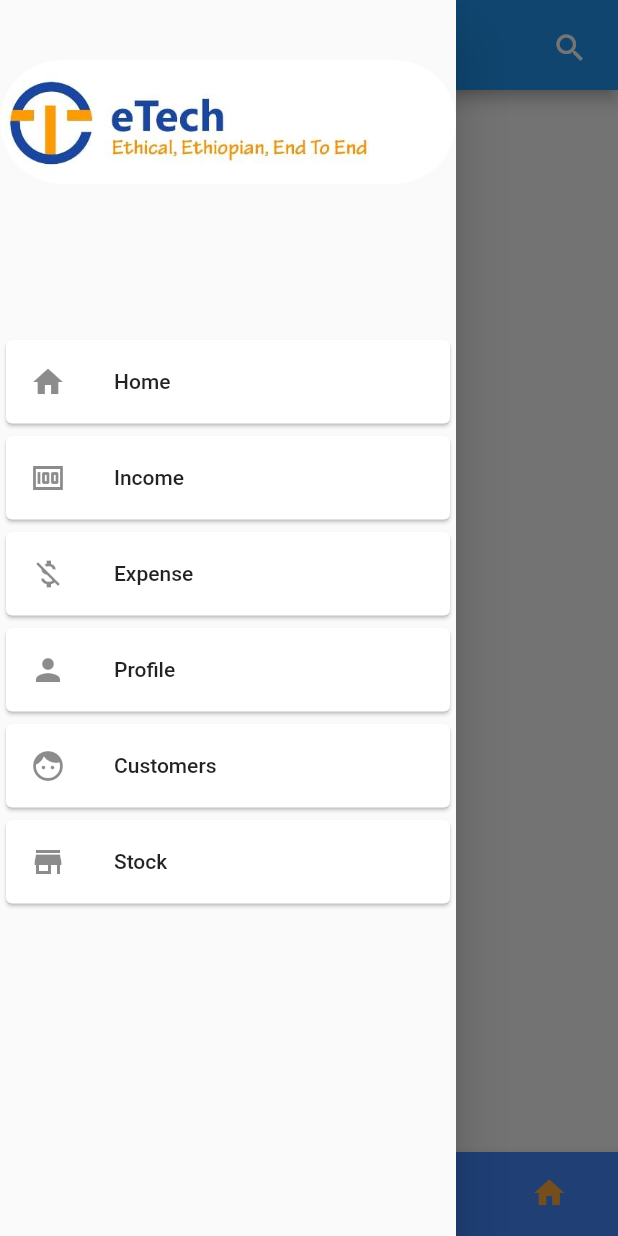
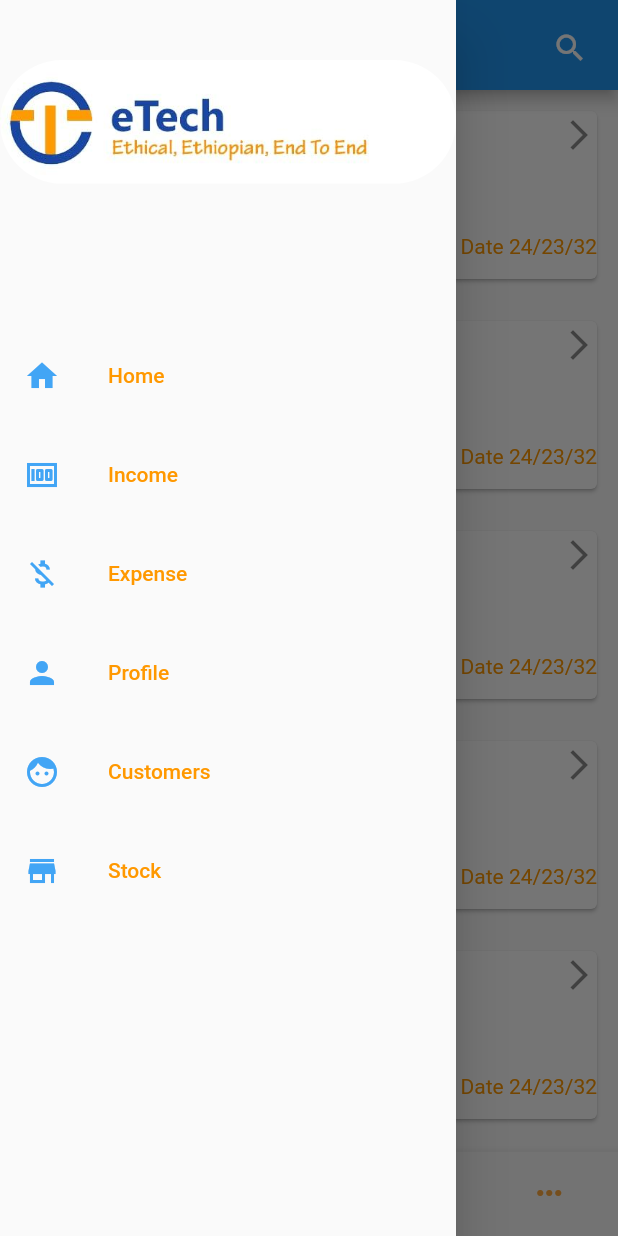
Before and after one commit to beamlakTadesse/etech_ecommece, a Flutter app: the screen it shows after launch, with the side drawer open, on a phone screen of 412 x 824 dp. Run offline on Flutter 3.47's test engine with Material 2 defaults, Android fonts, the phone set to English and light mode, and no system bars.

Commit message:
drawer bottom bar and home page is added

```diff
--- a/lib/screens/vendors/DrawerWidget.dart
+++ b/lib/screens/vendors/DrawerWidget.dart
@@ -27,92 +27,96 @@ class DrawerWidget extends StatelessWidget {
           ),
           Padding(
             padding:EdgeInsets.only(
-
               top: 100,
             ),
             child: Column(
               mainAxisAlignment:MainAxisAlignment.center,
               children: [
-                Card(
-                  elevation: 1,
-                  child:InkWell(
+                InkWell(
                   onTap: (){
 
                   },
                   child: ListTile(
-                      leading: Icon(Icons.home),
+                    leading: Icon(Icons.home,color: Colors.blue[400],),
                     title: Text(
-                        'Home'
+                      'Home',
+                      style: TextStyle(
+                        color:Colors.orange,
                       ),
                     ),
                   ),
                 ),
-
-                Card(
-                  elevation: 1,
-                  child: InkWell(
+                SizedBox(height: 10,),
+                InkWell(
                   onTap: (){
 
                   },
                   child: ListTile(
-                      leading: Icon(Icons.money),
+                    leading: Icon(Icons.money,color: Colors.blue[400],),
                     title: Text(
-                        'Income'
+                      'Income',
+                      style: TextStyle(
+                        color:Colors.orange,
                       ),
                     ),
                   ),
                 ),
-                Card(
-                  child: InkWell(
+                SizedBox(height: 10,),
+                InkWell(
                   onTap: (){
 
                   },
                   child: ListTile(
-                      leading: Icon(Icons.money_off),
+                    leading: Icon(Icons.money_off,color: Colors.blue[400],),
                     title: Text(
-                        'Expense'
+                      'Expense',
+                      style: TextStyle(
+                        color:Colors.orange,
                       ),
                     ),
                   ),
                 ),
-                Card(
-                  elevation: 1,
-                  child: InkWell(
+                SizedBox(height: 10,),
+                InkWell(
                   onTap: (){
 
                   },
                   child: ListTile(
-                      leading: Icon(Icons.person),
+                    leading: Icon(Icons.person,color: Colors.blue[400],),
                     title: Text(
-                        'Profile'
+                      'Profile',
+                      style: TextStyle(
+                        color:Colors.orange,
                       ),
                     ),
                   ),
                 ),
-                Card(
-                  elevation: 1,
-                  child: InkWell(
+                SizedBox(height: 10,),
+                InkWell(
                   onTap: (){
 
                   },
                   child: ListTile(
-                      leading: Icon(Icons.face),
+                    leading: Icon(Icons.face,color: Colors.blue[400]),
                     title: Text(
-                        'Customers'
+                      'Customers',
+                      style: TextStyle(
+                        color:Colors.orange,
                       ),
                     ),
                   ),
                 ),
-                Card(
-                  elevation: 1,
-                  child: InkWell(
+                SizedBox(height: 10,),
+                InkWell(
                   onTap: (){
 
                   },
                   child: ListTile(
-                      leading: Icon(Icons.store),
+                    leading: Icon(Icons.store,color: Colors.blue[400],),
                     title: Text(
-                        'Stock'
+                      'Stock',
+                      style: TextStyle(
+                        color:Colors.orange,
                       ),
                     ),
                   ),
--- a/lib/screens/vendors/Home.dart
+++ /dev/null
@@ -1,21 +0,0 @@
-import 'package:flutter/material.dart';
-
-class Home extends StatefulWidget {
-  Home({Key? key}) : super(key: key);
-
-  @override
-  _HomeState createState() => _HomeState();
-}
-
-class _HomeState extends State<Home> {
-  @override
-  Widget build(BuildContext context) {
-    return Container(
-      child: Column(
-        children: [
-
-        ],
-      ),
-    );
-  }
-}
--- a/lib/screens/vendors/HomePage.dart
+++ b/lib/screens/vendors/HomePage.dart
@@ -1,6 +1,8 @@
 import 'package:flutter/material.dart';
 import 'package:flutter_ecommerce/screens/vendors/AppbarWidget.dart';
 import 'package:flutter_ecommerce/screens/vendors/DrawerWidget.dart';
+import 'package:flutter_ecommerce/screens/vendors/HomeScreen.dart';
+// import 'package:flutter_ecommerce/screens/vendors/HomeScreen.dart';
 
 class HomePage extends StatefulWidget {
 
@@ -17,22 +19,25 @@ class _HomePageState extends State<HomePage> {
       });
     }
     static const TextStyle optionStyle = TextStyle(fontSize: 30, fontWeight: FontWeight.bold);
-    static const List<Widget> _widgetOptions = <Widget>[
-    Text(
-      'Index 0: Home',
-      style: optionStyle,
+    static  List<Widget> _widgetOptions = <Widget>[
+    HomeScreen(),
+    Center(
+      child: Text(
+        'Index 1: Sell',
+        style: optionStyle,
+      ),
     ),
-    Text(
-      'Index 1: Business',
-      style: optionStyle,
+    Center(
+      child: Text(
+        'Index 2: Product',
+        style: optionStyle,
+      ),
     ),
-    Text(
-      'Index 2: School',
-      style: optionStyle,
-    ),
-    Text(
-      'Index 3: School',
-      style: optionStyle,
+    Center(
+      child: Text(
+        'Index 3: More',
+        style: optionStyle,
+      ),
     ),
   ];
 
@@ -44,8 +49,11 @@ class _HomePageState extends State<HomePage> {
         child: AppbarWidget(),
       ),
       drawer:DrawerWidget(),
-      body: Center(
+      body: Container(
+        width: MediaQuery.of(context).size.width,
+        height:MediaQuery.of(context).size.height,
         child: _widgetOptions.elementAt(_selectedIndex),
+
       ),
       bottomNavigationBar: BottomNavigationBar(
         currentIndex: _selectedIndex,
@@ -57,7 +65,6 @@ class _HomePageState extends State<HomePage> {
           BottomNavigationBarItem(
             icon: Icon(Icons.home,color: Colors.orangeAccent,),
             label: 'Home',
-            backgroundColor: Colors.blueAccent
           ),
           BottomNavigationBarItem(
             icon: Icon(Icons.sell,color: Colors.orangeAccent,),
@@ -68,8 +75,8 @@ class _HomePageState extends State<HomePage> {
             label: 'Products',
           ),
           BottomNavigationBarItem(
-            icon: Icon(Icons.home,color: Colors.orangeAccent,),
-            label: 'Home',
+            icon: Icon(Icons.more_horiz,color: Colors.orangeAccent,),
+            label: 'more',
           ),
         ],
       ),
--- /dev/null
+++ b/lib/screens/vendors/HomeScreen.dart
@@ -0,0 +1,99 @@
+import 'package:flutter/material.dart';
+
+
+class HomeScreen extends StatefulWidget {
+  HomeScreen({Key? key}) : super(key: key);
+
+  @override
+  _HomeScreenState createState() => _HomeScreenState();
+}
+
+class _HomeScreenState extends State<HomeScreen> {
+  @override
+  Widget build(BuildContext context) {
+    return ListView(
+      shrinkWrap: true,
+      physics: const ClampingScrollPhysics(),
+      children: [
+        HomeCard(),
+        HomeCard(),
+        HomeCard(),
+        HomeCard(),
+        HomeCard(),
+        HomeCard(),
+        HomeCard(),
+        HomeCard(),
+      ],
+    );
+  }
+}
+
+
+
+class HomeCard extends StatelessWidget {
+  const HomeCard({
+    Key? key,
+  }) : super(key: key);
+
+  @override
+  Widget build(BuildContext context) {
+    return GestureDetector(
+        onTap: (){
+
+        },
+        child: Container(
+          width: 410.0,
+          height: 120,
+          margin: EdgeInsets.all(10),
+          child: Card(
+            elevation: 1,
+            child: Column(
+              children: [
+                Row(
+                  // crossAxisAlignment: CrossAxisAlignment.stretch,
+                  mainAxisAlignment: MainAxisAlignment.spaceBetween,
+                  children: [
+                    Icon(Icons.storage,
+                      color: Colors.black45,
+                    ),
+                    Column(
+                      children: [
+                        Text(
+                          "some thing some thing ",
+                          style: TextStyle(
+                            color: Colors.blue[300]
+                          ),
+                        ),
+                        Text(
+                          "some thing some thing ",
+                          style: TextStyle(
+                            color: Colors.blue[300]
+                          ),
+                        )
+                      ],
+                    ),
+                    Icon(Icons.arrow_forward_ios,
+                    color: Colors.black45,
+                    ),
+                  ],
+                ),
+                SizedBox(
+                  height: 50,
+                ),
+                Container(
+                  alignment:Alignment.bottomRight,
+                  child: Text(
+                    'Date 24/23/32',
+                    style: TextStyle(
+                      color: Colors.orange
+                    ),
+                  ),
+                )
+              ],
+            ),
+          ),
+
+        ),
+      );
+  }
+}
```
Also changed, not shown: lib/models/product_model.dart (added). Lines whose indentation alone changed are shown as unchanged.
